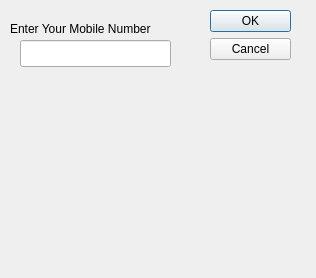
This is sendtext.ui in spydazcomputers/PayTERM as Qt 5 draws it before an edit. The edited form follows.
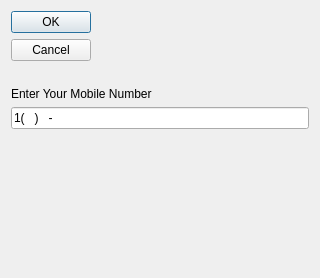
This is the edited form. Custom widgets are drawn as their Qt base class.

Commit message: Added input formating on mobile number, changed price input to doublespinbox with validation, changed layouts, made numeric keypad a modular widget that can be embedded in each UI as opposed to recoding each time

What changed in the file:
```diff
--- a/sendtext.ui
+++ b/sendtext.ui
@@ -13,15 +13,9 @@
   <property name="windowTitle">
    <string>Dialog</string>
   </property>
+  <layout class="QVBoxLayout" name="verticalLayout">
+   <item>
   <widget class="QDialogButtonBox" name="buttonBox">
-   <property name="geometry">
-    <rect>
-     <x>210</x>
-     <y>10</y>
-     <width>81</width>
-     <height>71</height>
-    </rect>
-   </property>
    <property name="orientation">
     <enum>Qt::Vertical</enum>
    </property>
@@ -29,30 +23,42 @@
     <set>QDialogButtonBox::Cancel|QDialogButtonBox::Ok</set>
    </property>
   </widget>
-  <widget class="QLineEdit" name="MobileNum">
-   <property name="geometry">
-    <rect>
-     <x>20</x>
-     <y>40</y>
-     <width>151</width>
-     <height>27</height>
-    </rect>
-   </property>
-  </widget>
+   </item>
+   <item>
   <widget class="QLabel" name="label">
-   <property name="geometry">
-    <rect>
-     <x>10</x>
-     <y>20</y>
-     <width>181</width>
-     <height>17</height>
-    </rect>
-   </property>
    <property name="text">
     <string>Enter Your Mobile Number</string>
    </property>
   </widget>
- </widget>
+   </item>
+   <item>
+    <widget class="QLineEdit" name="MobileNum">
+     <property name="inputMask">
+      <string>1(999)999-9999</string>
+     </property>
+    </widget>
+   </item>
+   <item>
+    <widget class="Keypad" name="widget" native="true">
+     <property name="minimumSize">
+      <size>
+       <width>298</width>
+       <height>132</height>
+      </size>
+     </property>
+     <zorder>buttonBox</zorder>
+    </widget>
+   </item>
+  </layout>
+ </widget>
+ <customwidgets>
+  <customwidget>
+   <class>Keypad</class>
+   <extends>QWidget</extends>
+   <header>keypad.h</header>
+   <container>1</container>
+  </customwidget>
+ </customwidgets>
  <resources/>
  <connections>
   <connection>
```
Lines whose indentation alone changed are shown as unchanged. The commit also changes 8 other files.
